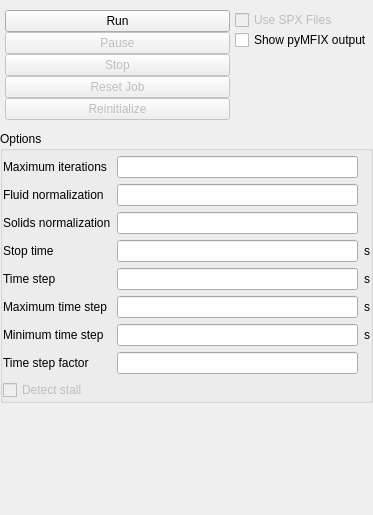
The window that mfixgui/uifiles/run.ui (truongd8593/mfix) describes before a commit, drawn with Qt 5.
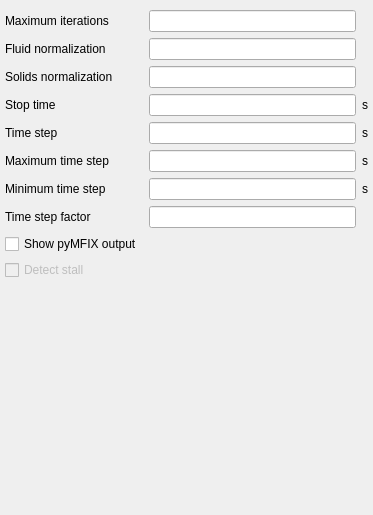
The same window after the commit. Custom widgets are drawn as their Qt base class.

```diff
--- a/mfixgui/uifiles/run.ui
+++ b/mfixgui/uifiles/run.ui
@@ -12,42 +12,87 @@
   </property>
   <layout class="QGridLayout" name="gridLayout">
    <property name="leftMargin">
-    <number>0</number>
+    <number>5</number>
    </property>
    <property name="topMargin">
-    <number>5</number>
+    <number>10</number>
    </property>
    <property name="rightMargin">
-    <number>0</number>
+    <number>5</number>
    </property>
    <property name="bottomMargin">
     <number>0</number>
    </property>
+   <item row="6" column="1">
+    <widget class="LineEdit" name="lineedit_keyword_dt_min"/>
+   </item>
+   <item row="6" column="2">
+    <widget class="QLabel" name="label_dt_min_units">
+     <property name="text">
+      <string>s</string>
+     </property>
+    </widget>
+   </item>
+   <item row="7" column="0">
+    <widget class="QLabel" name="label_dt_fac">
+     <property name="text">
+      <string>Time step factor</string>
+     </property>
+    </widget>
+   </item>
+   <item row="7" column="1">
+    <widget class="LineEdit" name="lineedit_keyword_dt_fac"/>
+   </item>
+   <item row="8" column="0">
+    <widget class="QCheckBox" name="checkbox_pymfix_output">
+     <property name="enabled">
+      <bool>true</bool>
+     </property>
+     <property name="text">
+      <string>Show pyMFIX output</string>
+     </property>
+    </widget>
+   </item>
    <item row="9" column="0">
-    <widget class="QGroupBox" name="groupbox_run_options">
-     <property name="title">
-      <string>Options</string>
+    <widget class="QCheckBox" name="checkbox_detect_stall">
+     <property name="enabled">
+      <bool>false</bool>
      </property>
-     <property name="flat">
-      <bool>true</bool>
+     <property name="text">
+      <string>Detect stall</string>
      </property>
-     <layout class="QGridLayout" name="gridLayout_4">
-      <property name="leftMargin">
-       <number>0</number>
-      </property>
-      <property name="topMargin">
-       <number>5</number>
-      </property>
-      <property name="rightMargin">
-       <number>0</number>
-      </property>
-      <property name="bottomMargin">
-       <number>0</number>
-      </property>
-      <item row="0" column="0">
-       <widget class="QLabel" name="label_max_nit">
+     <property name="checked">
+      <bool>false</bool>
+     </property>
+    </widget>
+   </item>
+   <item row="4" column="2">
+    <widget class="QLabel" name="label_dt_units">
+     <property name="text">
+      <string>s</string>
+     </property>
+    </widget>
+   </item>
+   <item row="5" column="0">
+    <widget class="QLabel" name="label_dt_max">
+     <property name="sizePolicy">
+      <sizepolicy hsizetype="Minimum" vsizetype="Preferred">
+       <horstretch>0</horstretch>
+       <verstretch>0</verstretch>
+      </sizepolicy>
+     </property>
         <property name="text">
-         <string>Maximum iterations</string>
+      <string>Maximum time step</string>
+     </property>
+    </widget>
+   </item>
+   <item row="0" column="1">
+    <widget class="LineEdit" name="lineedit_keyword_max_nit">
+     <property name="sizePolicy">
+      <sizepolicy hsizetype="Expanding" vsizetype="Fixed">
+       <horstretch>0</horstretch>
+       <verstretch>0</verstretch>
+      </sizepolicy>
         </property>
        </widget>
       </item>
@@ -64,6 +109,23 @@
         </property>
        </widget>
       </item>
+   <item row="1" column="1">
+    <widget class="LineEdit" name="lineedit_keyword_norm_g">
+     <property name="sizePolicy">
+      <sizepolicy hsizetype="Expanding" vsizetype="Fixed">
+       <horstretch>0</horstretch>
+       <verstretch>0</verstretch>
+      </sizepolicy>
+     </property>
+    </widget>
+   </item>
+   <item row="0" column="0">
+    <widget class="QLabel" name="label_max_nit">
+     <property name="text">
+      <string>Maximum iterations</string>
+     </property>
+    </widget>
+   </item>
       <item row="2" column="0">
        <widget class="QLabel" name="label_norm_s">
         <property name="sizePolicy">
@@ -77,6 +139,19 @@
         </property>
        </widget>
       </item>
+   <item row="4" column="1">
+    <widget class="LineEdit" name="lineedit_keyword_dt"/>
+   </item>
+   <item row="2" column="1">
+    <widget class="LineEdit" name="lineedit_keyword_norm_s">
+     <property name="sizePolicy">
+      <sizepolicy hsizetype="Expanding" vsizetype="Fixed">
+       <horstretch>0</horstretch>
+       <verstretch>0</verstretch>
+      </sizepolicy>
+     </property>
+    </widget>
+   </item>
       <item row="3" column="0">
        <widget class="QLabel" name="label_tstop">
         <property name="sizePolicy">
@@ -93,52 +168,16 @@
       <item row="3" column="1">
        <widget class="LineEdit" name="lineedit_keyword_tstop"/>
       </item>
-      <item row="3" column="2">
-       <widget class="QLabel" name="label_5">
-        <property name="text">
-         <string>s</string>
-        </property>
-       </widget>
-      </item>
-      <item row="4" column="0">
-       <widget class="QLabel" name="label_dt">
-        <property name="sizePolicy">
-         <sizepolicy hsizetype="Minimum" vsizetype="Preferred">
-          <horstretch>0</horstretch>
-          <verstretch>0</verstretch>
-         </sizepolicy>
-        </property>
-        <property name="text">
-         <string>Time step</string>
-        </property>
-       </widget>
-      </item>
-      <item row="4" column="1">
-       <widget class="LineEdit" name="lineedit_keyword_dt"/>
-      </item>
-      <item row="4" column="2">
-       <widget class="QLabel" name="label_6">
-        <property name="text">
-         <string>s</string>
-        </property>
-       </widget>
-      </item>
-      <item row="5" column="0">
-       <widget class="QLabel" name="label_dt_max">
-        <property name="sizePolicy">
-         <sizepolicy hsizetype="Minimum" vsizetype="Preferred">
-          <horstretch>0</horstretch>
-          <verstretch>0</verstretch>
-         </sizepolicy>
-        </property>
-        <property name="text">
-         <string>Maximum time step</string>
-        </property>
-       </widget>
-      </item>
       <item row="5" column="1">
        <widget class="LineEdit" name="lineedit_keyword_dt_max"/>
       </item>
+   <item row="5" column="2">
+    <widget class="QLabel" name="label_dt_max_units">
+     <property name="text">
+      <string>s</string>
+     </property>
+    </widget>
+   </item>
       <item row="6" column="0">
        <widget class="QLabel" name="label_dt_min">
         <property name="text">
@@ -146,336 +185,15 @@
         </property>
        </widget>
       </item>
-      <item row="6" column="1">
-       <widget class="LineEdit" name="lineedit_keyword_dt_min"/>
-      </item>
-      <item row="7" column="0">
-       <widget class="QLabel" name="label_dt_fac">
+   <item row="3" column="2">
+    <widget class="QLabel" name="label_tstop_units">
         <property name="text">
-         <string>Time step factor</string>
-        </property>
-       </widget>
-      </item>
-      <item row="8" column="0">
-       <widget class="QFrame" name="frame_detect_stall">
-        <property name="frameShape">
-         <enum>QFrame::NoFrame</enum>
-        </property>
-        <property name="frameShadow">
-         <enum>QFrame::Plain</enum>
-        </property>
-        <layout class="QGridLayout" name="gridLayout_17">
-         <property name="leftMargin">
-          <number>0</number>
-         </property>
-         <property name="topMargin">
-          <number>0</number>
-         </property>
-         <property name="rightMargin">
-          <number>5</number>
-         </property>
-         <property name="bottomMargin">
-          <number>0</number>
-         </property>
-         <property name="spacing">
-          <number>5</number>
-         </property>
-         <item row="14" column="0">
-          <widget class="QCheckBox" name="checkbox_detect_stall">
-           <property name="enabled">
-            <bool>false</bool>
-           </property>
-           <property name="text">
-            <string>Detect stall</string>
-           </property>
-           <property name="checked">
-            <bool>false</bool>
-           </property>
-          </widget>
-         </item>
-        </layout>
-       </widget>
-      </item>
-      <item row="5" column="2">
-       <widget class="QLabel" name="label_7">
-        <property name="text">
          <string>s</string>
         </property>
        </widget>
       </item>
-      <item row="6" column="2">
-       <widget class="QLabel" name="label_8">
-        <property name="text">
-         <string>s</string>
-        </property>
-       </widget>
-      </item>
-      <item row="7" column="1">
-       <widget class="LineEdit" name="lineedit_keyword_dt_fac"/>
-      </item>
-      <item row="2" column="1">
-       <widget class="LineEdit" name="lineedit_keyword_norm_s">
-        <property name="sizePolicy">
-         <sizepolicy hsizetype="Expanding" vsizetype="Fixed">
-          <horstretch>0</horstretch>
-          <verstretch>0</verstretch>
-         </sizepolicy>
-        </property>
-       </widget>
-      </item>
-      <item row="1" column="1">
-       <widget class="LineEdit" name="lineedit_keyword_norm_g">
-        <property name="sizePolicy">
-         <sizepolicy hsizetype="Expanding" vsizetype="Fixed">
-          <horstretch>0</horstretch>
-          <verstretch>0</verstretch>
-         </sizepolicy>
-        </property>
-       </widget>
-      </item>
-      <item row="0" column="1">
-       <widget class="LineEdit" name="lineedit_keyword_max_nit">
-        <property name="sizePolicy">
-         <sizepolicy hsizetype="Expanding" vsizetype="Fixed">
-          <horstretch>0</horstretch>
-          <verstretch>0</verstretch>
-         </sizepolicy>
-        </property>
-       </widget>
-      </item>
-     </layout>
-    </widget>
-   </item>
-   <item row="13" column="0">
-    <spacer name="verticalSpacer_2">
-     <property name="orientation">
-      <enum>Qt::Vertical</enum>
-     </property>
-     <property name="sizeHint" stdset="0">
-      <size>
-       <width>20</width>
-       <height>40</height>
-      </size>
-     </property>
-    </spacer>
-   </item>
-   <item row="1" column="0" rowspan="6">
-    <widget class="QFrame" name="frame_top">
-     <property name="sizePolicy">
-      <sizepolicy hsizetype="Preferred" vsizetype="Preferred">
-       <horstretch>0</horstretch>
-       <verstretch>0</verstretch>
-      </sizepolicy>
-     </property>
-     <property name="minimumSize">
-      <size>
-       <width>0</width>
-       <height>0</height>
-      </size>
-     </property>
-     <property name="maximumSize">
-      <size>
-       <width>16777215</width>
-       <height>16777215</height>
-      </size>
-     </property>
-     <property name="frameShape">
-      <enum>QFrame::NoFrame</enum>
-     </property>
-     <property name="frameShadow">
-      <enum>QFrame::Plain</enum>
-     </property>
-     <layout class="QGridLayout" name="gridLayout_3">
-      <property name="leftMargin">
-       <number>5</number>
-      </property>
-      <property name="topMargin">
-       <number>5</number>
-      </property>
-      <property name="rightMargin">
-       <number>0</number>
-      </property>
-      <property name="bottomMargin">
-       <number>5</number>
-      </property>
-      <property name="spacing">
-       <number>5</number>
-      </property>
-      <item row="3" column="0">
-       <widget class="QFrame" name="frame_run_controls">
-        <property name="frameShape">
-         <enum>QFrame::NoFrame</enum>
-        </property>
-        <property name="frameShadow">
-         <enum>QFrame::Plain</enum>
-        </property>
-        <layout class="QGridLayout" name="gridLayout_2">
-         <property name="leftMargin">
-          <number>0</number>
-         </property>
-         <property name="topMargin">
-          <number>0</number>
-         </property>
-         <property name="rightMargin">
-          <number>0</number>
-         </property>
-         <property name="bottomMargin">
-          <number>0</number>
-         </property>
-         <property name="spacing">
-          <number>0</number>
-         </property>
-         <item row="2" column="0">
-          <widget class="QFrame" name="frame_3">
-           <property name="sizePolicy">
-            <sizepolicy hsizetype="MinimumExpanding" vsizetype="Preferred">
-             <horstretch>0</horstretch>
-             <verstretch>0</verstretch>
-            </sizepolicy>
-           </property>
-           <property name="frameShape">
-            <enum>QFrame::NoFrame</enum>
-           </property>
-           <property name="frameShadow">
-            <enum>QFrame::Plain</enum>
-           </property>
-           <property name="lineWidth">
-            <number>0</number>
-           </property>
-           <layout class="QVBoxLayout" name="verticalLayout_2">
-            <property name="spacing">
-             <number>0</number>
-            </property>
-            <property name="leftMargin">
-             <number>0</number>
-            </property>
-            <property name="topMargin">
-             <number>0</number>
-            </property>
-            <property name="rightMargin">
-             <number>0</number>
-            </property>
-            <property name="bottomMargin">
-             <number>0</number>
-            </property>
-            <item>
-             <widget class="QPushButton" name="button_run_mfix">
-              <property name="enabled">
-               <bool>true</bool>
-              </property>
-              <property name="sizePolicy">
-               <sizepolicy hsizetype="Minimum" vsizetype="Minimum">
-                <horstretch>2</horstretch>
-                <verstretch>0</verstretch>
-               </sizepolicy>
-              </property>
-              <property name="text">
-               <string>Run</string>
-              </property>
-             </widget>
-            </item>
-            <item>
-             <widget class="QPushButton" name="button_pause_mfix">
-              <property name="enabled">
-               <bool>false</bool>
-              </property>
-              <property name="sizePolicy">
-               <sizepolicy hsizetype="Minimum" vsizetype="Minimum">
-                <horstretch>0</horstretch>
-                <verstretch>0</verstretch>
-               </sizepolicy>
-              </property>
-              <property name="text">
-               <string>Pause</string>
-              </property>
-             </widget>
-            </item>
-            <item>
-             <widget class="QPushButton" name="button_stop_mfix">
-              <property name="enabled">
-               <bool>false</bool>
-              </property>
-              <property name="sizePolicy">
-               <sizepolicy hsizetype="Minimum" vsizetype="Minimum">
-                <horstretch>0</horstretch>
-                <verstretch>0</verstretch>
-               </sizepolicy>
-              </property>
-              <property name="text">
-               <string>Stop</string>
-              </property>
-             </widget>
-            </item>
-            <item>
-             <widget class="QPushButton" name="button_reset_mfix">
-              <property name="enabled">
-               <bool>false</bool>
-              </property>
-              <property name="sizePolicy">
-               <sizepolicy hsizetype="Minimum" vsizetype="Minimum">
-                <horstretch>0</horstretch>
-                <verstretch>0</verstretch>
-               </sizepolicy>
-              </property>
-              <property name="toolTip">
-               <string>Remove output and restart files</string>
-              </property>
-              <property name="text">
-               <string>Reset Job</string>
-              </property>
-             </widget>
-            </item>
-            <item>
-             <widget class="QPushButton" name="button_reinit_mfix">
-              <property name="enabled">
-               <bool>false</bool>
-              </property>
-              <property name="toolTip">
-               <string>Reinitialize paused job</string>
-              </property>
-              <property name="text">
-               <string extracomment="Reinitialize paused job">Reinitialize</string>
-              </property>
-             </widget>
-            </item>
-           </layout>
-          </widget>
-         </item>
-        </layout>
-       </widget>
-      </item>
-      <item row="3" column="1">
-       <widget class="QFrame" name="frame_spx">
-        <property name="frameShape">
-         <enum>QFrame::NoFrame</enum>
-        </property>
-        <property name="frameShadow">
-         <enum>QFrame::Plain</enum>
-        </property>
-        <property name="lineWidth">
-         <number>0</number>
-        </property>
-        <layout class="QVBoxLayout" name="verticalLayout">
-         <property name="spacing">
-          <number>0</number>
-         </property>
-         <property name="leftMargin">
-          <number>0</number>
-         </property>
-         <property name="topMargin">
-          <number>0</number>
-         </property>
-         <property name="rightMargin">
-          <number>0</number>
-         </property>
-         <property name="bottomMargin">
-          <number>0</number>
-         </property>
-         <item>
-          <widget class="QCheckBox" name="use_spx_checkbox">
-           <property name="enabled">
-            <bool>false</bool>
-           </property>
+   <item row="4" column="0">
+    <widget class="QLabel" name="label_dt">
            <property name="sizePolicy">
             <sizepolicy hsizetype="Minimum" vsizetype="Preferred">
              <horstretch>0</horstretch>
@@ -489,21 +207,11 @@
             </size>
            </property>
            <property name="text">
-            <string>Use SPX Files</string>
+      <string>Time step</string>
            </property>
           </widget>
          </item>
-         <item>
-          <widget class="QCheckBox" name="checkbox_pymfix_output">
-           <property name="enabled">
-            <bool>true</bool>
-           </property>
-           <property name="text">
-            <string>Show pyMFIX output</string>
-           </property>
-          </widget>
-         </item>
-         <item>
+   <item row="10" column="0" colspan="2">
           <spacer name="verticalSpacer">
            <property name="orientation">
             <enum>Qt::Vertical</enum>
@@ -515,12 +223,6 @@
             </size>
            </property>
           </spacer>
-         </item>
-        </layout>
-       </widget>
-      </item>
-     </layout>
-    </widget>
    </item>
   </layout>
  </widget>
```
Left out of the diff: 6 changed lines with no effect on the pictures. Lines whose indentation alone changed are shown as unchanged.
